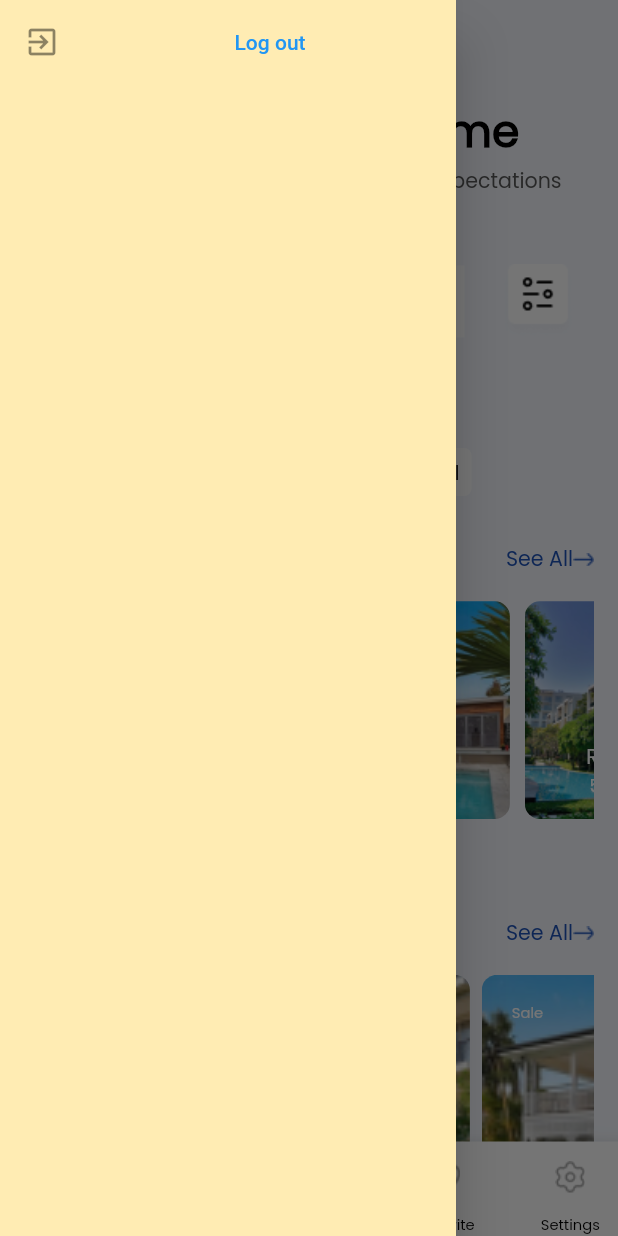
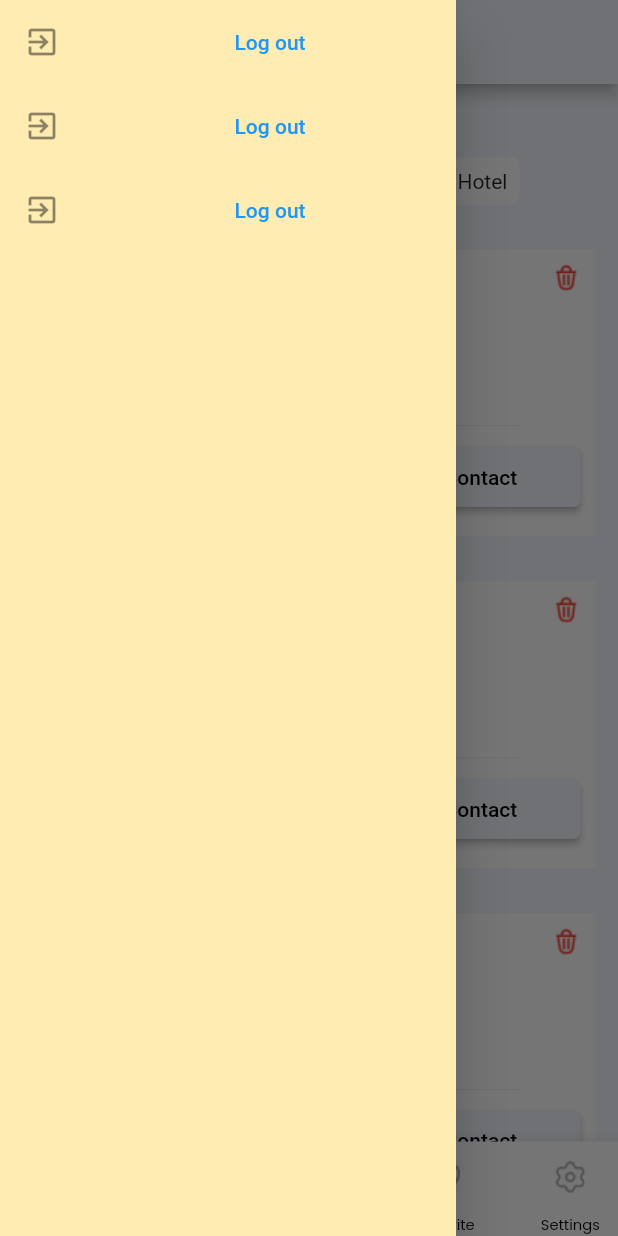
Before and after one commit to khaledmorshed/real_state, a Flutter app: the screen it shows after launch, with the side drawer open, on a phone screen of 412 x 824 dp. Run offline on Flutter 3.47's test engine with Material 2 defaults, Android fonts, the phone set to English and light mode, and no system bars; our stand-ins replace carousel_slider, dio, flutter_xlider, get_it, shared_preferences, smooth_page_indicator; accounts and stored records are empty.

Commit message:
favorite screen done

```diff
--- a/lib/main.dart
+++ b/lib/main.dart
@@ -4,8 +4,10 @@ import 'package:provider/provider.dart';
 import 'package:real_state/providers/home_screen_provider.dart';
 import 'package:real_state/providers/property_provider.dart';
 import 'package:real_state/providers/sign_up_provider.dart';
+import 'package:real_state/view/screens/TestScreen.dart';
 import 'package:real_state/view/screens/auth_screens/reset_password_screen.dart';
 import 'package:real_state/view/screens/auth_screens/sign_in_screen.dart';
+import 'package:real_state/view/screens/fovorite_list_screen.dart';
 import 'package:real_state/view/screens/home_screen.dart';
 import 'package:real_state/view/screens/splash_screen.dart';
 import 'package:real_state/view/screens/auth_screens/update_password_screen.dart';
@@ -56,6 +58,8 @@ class MyApp extends StatelessWidget {
         SignInScreen.route: (context)=>SignInScreen(),
         ResetPasswordScreen.route: (context)=> ResetPasswordScreen(),
         UpdatePasswordScreen.route: (context)=> UpdatePasswordScreen(),
+        FavoriteListScreen.route: (context)=> FavoriteListScreen(),
+        TestScreen.route: (context)=> TestScreen(),
       },
     );
   }
--- /dev/null
+++ b/lib/view/screens/TestScreen.dart
@@ -0,0 +1,27 @@
+import 'package:flutter/material.dart';
+import 'package:real_state/view/widgets/appbar/bottom_nav_bar_widget.dart';
+import 'package:real_state/view/widgets/drawer/left_drawer.dart';
+
+class TestScreen extends StatefulWidget {
+  static const String route = "/TestScreen";
+  const TestScreen({Key? key}) : super(key: key);
+
+  @override
+  State<TestScreen> createState() => _TestScreenState();
+}
+
+class _TestScreenState extends State<TestScreen> {
+  @override
+  Widget build(BuildContext context) {
+    return Scaffold(
+      appBar: AppBar(),
+      drawer: LeftDrawer(),
+      bottomNavigationBar: BottomNavBarWidget(),
+      body: Container(
+        height: double.infinity,
+       // color: Colors.red,
+        child: Text("dfdf"),
+      ),
+    );
+  }
+}
--- a/lib/view/screens/category_screen.dart
+++ b/lib/view/screens/category_screen.dart
@@ -47,17 +47,15 @@ class _CategoryScreenState extends State<CategoryScreen> {
                       child:
                       GridView.custom(
                         dragStartBehavior: DragStartBehavior.start,
-
-
                         gridDelegate: SliverStairedGridDelegate(
                           // crossAxisSpacing: 10,
                           // mainAxisSpacing: 10,
                           startCrossAxisDirectionReversed: true,
+                          // ToDO: this for testing
                           pattern: [
                             StairedGridTile(1, 1),
                             StairedGridTile(0.5, 0.5),
                             StairedGridTile(0.5, 0.5),
-
                           ],
                         ),
 
--- /dev/null
+++ b/lib/view/screens/fovorite_list_screen.dart
@@ -0,0 +1,107 @@
+import 'package:flutter/material.dart';
+import 'package:provider/provider.dart';
+import 'package:real_state/view/widgets/appbar/bottom_nav_bar_widget.dart';
+import 'package:real_state/view/widgets/drawer/left_drawer.dart';
+
+import '../../providers/a_specific_widget_provider.dart';
+import '../../utills/conts/color_manager.dart';
+import '../../utills/global/size_box.dart';
+import '../../utills/global/text.dart';
+import '../../utills/sdp.dart';
+import '../widgets/custom_button.dart';
+import '../widgets/favorite_list_widget.dart';
+
+class FavoriteListScreen extends StatefulWidget {
+  static const String route = "/FavoriteListScreen";
+  const FavoriteListScreen({Key? key}) : super(key: key);
+
+  @override
+  State<FavoriteListScreen> createState() => _FavoriteListScreenState();
+}
+
+class _FavoriteListScreenState extends State<FavoriteListScreen> {
+  var _buttonList = ["All", "House", "Apartment", "Flat", "Hotel",];
+
+  @override
+  Widget build(BuildContext context) {
+    SDP.init(context);
+    return Scaffold(
+      backgroundColor: ColorManager.homeBg,
+      appBar: AppBar(
+        centerTitle: true,
+        backgroundColor: ColorManager.homeBg,
+        iconTheme: IconThemeData(color: Colors.black),
+        title: txt18("Favorite List"),
+      ),
+      drawer: LeftDrawer(),
+      body: SingleChildScrollView(
+        child: Column(
+          children: [
+            Consumer<ASpecificWidgetProvider>(
+                builder: (BuildContext context, provider, _){
+                  return Column(
+                    children: [
+                      _allCategoriesButton(provider),
+                      szH30(),
+                      Column(
+                        children: _buttonList.map((e){
+                          return FavoriteListWidget();
+                        }).toList(),
+                      ),
+                    ],
+                  );
+                },
+            ),
+          ],
+        ),
+      ),
+      bottomNavigationBar: BottomNavBarWidget(),
+      floatingActionButton: FloatingActionButton(
+        backgroundColor: ColorManager.floatingButton,
+        onPressed: (){},
+        child: Image.asset("assets/vectors/home_screen/home_2.png"),
+
+      ),
+      floatingActionButtonLocation: FloatingActionButtonLocation.centerDocked,
+    );
+  }
+
+  _allCategoriesButton(ASpecificWidgetProvider provider){
+    return Column(
+      crossAxisAlignment: CrossAxisAlignment.start,
+      mainAxisAlignment: MainAxisAlignment.start,
+      children: [
+        txt18("Categories", fontWeight: FontWeight.w500),
+        szH15(),
+        Padding(
+          padding: const EdgeInsets.only(right: 8.0),
+          child: Wrap(
+            alignment: WrapAlignment.start,
+            children: _buttonList.map((e){
+              int index = _buttonList.indexOf(e);
+              return  Row(
+                mainAxisSize: MainAxisSize.min,
+                children: [
+                  Padding(
+                    padding: const EdgeInsets.only(top: 8.0),
+                    child: CustomButton(
+                      e,
+                      // isSelected: index == _selectedButtonIndex,
+                      isSelected: index == provider.selectedButtonIndex,
+                      onTap: (){
+                        print("index...............${index}");
+                        provider.setButtonSelectionValue(index);
+                      },
+                    ),
+                  ),
+                  szW10(),
+                ],
+              );
+            }).toList(),
+          ),
+        ),
+
+      ],
+    );
+  }
+}
--- a/lib/view/screens/home_screen.dart
+++ b/lib/view/screens/home_screen.dart
@@ -359,7 +359,6 @@ class _HomeScreenState extends State<HomeScreen> {
     return Container(
       height: SDP.sdp(265),
       width: double.infinity,
-      //color: Colors.yellow,
       child: Column(
         crossAxisAlignment: CrossAxisAlignment.start,
         children: [
@@ -383,13 +382,17 @@ class _HomeScreenState extends State<HomeScreen> {
             height: SDP.sdp(220),
            // width: SDP.sdp(303),
             width: double.infinity,
-            //color: Colors.red,
             child: ListView.builder(
               scrollDirection: Axis.horizontal,
               itemCount: 4,
               itemBuilder: (BuildContext context, index){
                 return Padding(
                   padding: const EdgeInsets.only(right: 8.0),
+                  child: Container(
+                    decoration: BoxDecoration(
+                      color: Colors.white,
+                      borderRadius: BorderRadius.circular(10),
+                    ),
                     child: Column(
                       children: [
                         //szW10(),
@@ -415,7 +418,10 @@ class _HomeScreenState extends State<HomeScreen> {
                                     color: Colors.green,
                                   ),
                                   child: ClipRRect(
-                                  borderRadius: BorderRadius.circular(10),
+                                    borderRadius: BorderRadius.only(
+                                      topRight: Radius.circular(10),
+                                      topLeft: Radius.circular(10),
+                                    ),
                                       child: Image.asset("assets/vectors/home_screen/category/${index}.png", fit: BoxFit.cover,),
                                   ),
                                 ),
@@ -427,7 +433,10 @@ class _HomeScreenState extends State<HomeScreen> {
                                   borderRadius: BorderRadius.circular(10),
                                 ),
                                 child: ClipRRect(
-                                borderRadius: BorderRadius.circular(10),
+                                  borderRadius: BorderRadius.only(
+                                    topRight: Radius.circular(10),
+                                    topLeft: Radius.circular(10),
+                                  ),
                                     child: Image.asset("assets/vectors/home_screen/category/${index}.png", fit: BoxFit.cover,),
                                 ),
                               ),
@@ -529,6 +538,7 @@ class _HomeScreenState extends State<HomeScreen> {
                           ),
                         ),
                       ],
+                    ),
                   ),
                 );
               },),
@@ -651,19 +661,16 @@ class _HomeScreenState extends State<HomeScreen> {
         Container(
           height: MediaQuery.of(context).size.height * .35,
          // width: MediaQuery.of(context).size.width,
-          //color: Colors.red,
+          // color: Colors.red,
           child: CarouselSlider(
             options: CarouselOptions(
               height: MediaQuery.of(context).size.height * .35,
               aspectRatio: 16 / 9,
-              viewportFraction: 0.8,
+              viewportFraction: 1.05,
               initialPage: 0,
               enableInfiniteScroll: false,
               reverse: false,
               //autoPlay: true,
-              autoPlayInterval: const Duration(seconds: 2),
-              autoPlayAnimationDuration:
-              const Duration(milliseconds: 500),
               autoPlayCurve: Curves.decelerate,
               //enlargeCenterPage: true,
               scrollDirection: Axis.horizontal,
@@ -674,9 +681,10 @@ class _HomeScreenState extends State<HomeScreen> {
             items: _provider.clientSlider.map((index) {
               return Builder(builder: (BuildContext context) {
                 return Container(
-                  //color: Colors.green,
-                  margin: EdgeInsets.only(left: 50),
+                  color: Colors.white,
+                  margin: EdgeInsets.only(left: 10),
                   child: Column(
+                    crossAxisAlignment: CrossAxisAlignment.center,
                     children: [
                       Container(
                        // color:Colors.yellow,
@@ -723,7 +731,7 @@ class _HomeScreenState extends State<HomeScreen> {
         Row(
           mainAxisAlignment: MainAxisAlignment.spaceBetween,
           children: [
-            txt18("Latest Properties"),
+            txt18("Our Real Estate Blog"),
             GestureDetector(
               onTap: (){},
               child: Row(
--- a/lib/view/screens/property_screen.dart
+++ b/lib/view/screens/property_screen.dart
@@ -46,6 +46,7 @@ class _PropertyScreenState extends State<PropertyScreen> {
         elevation: 0,
         centerTitle: true,
         backgroundColor: ColorManager.homeBg,
+        iconTheme: IconThemeData(color: Colors.black),
         title: txt18("Property", fontWeight: FontWeight.w500),
       ),
       drawer: LeftDrawer(),
--- a/lib/view/screens/splash_screen.dart
+++ b/lib/view/screens/splash_screen.dart
@@ -1,6 +1,7 @@
 import 'dart:async';
 import 'package:flutter/material.dart';
 import 'package:real_state/utills/global/global.dart';
+import 'package:real_state/view/screens/fovorite_list_screen.dart';
 import 'package:real_state/view/screens/property_screen.dart';
 import 'package:shared_preferences/shared_preferences.dart';
 import '../../utills/conts/color_manager.dart';
@@ -26,8 +27,10 @@ class _SplashScreenState extends State<SplashScreen> {
   startTimer() {
     Timer(const Duration(seconds: 2), () async {
 
-      Navigator.pushReplacement(
-          context, MaterialPageRoute(builder: (context) => HomeScreen()));
+      // Navigator.pushReplacement(
+      //     context, MaterialPageRoute(builder: (context) => HomeScreen()));
+
+      Navigator.pushNamed(context, FavoriteListScreen.route);
 
       // if(_access != null){
       //   Navigator.pushReplacement(
--- a/lib/view/widgets/appbar/bottom_nav_bar_widget.dart
+++ b/lib/view/widgets/appbar/bottom_nav_bar_widget.dart
@@ -1,11 +1,13 @@
 import 'package:flutter/material.dart';
 import 'package:provider/provider.dart';
 import 'package:real_state/providers/a_specific_widget_provider.dart';
+import 'package:real_state/view/screens/TestScreen.dart';
 import 'package:real_state/view/screens/home_screen.dart';
 import 'package:real_state/view/screens/property_screen.dart';
 
 import '../../../utills/global/size_box.dart';
 import '../../../utills/global/text.dart';
+import '../../screens/fovorite_list_screen.dart';
 
 class BottomNavBarWidget extends StatelessWidget {
   const BottomNavBarWidget({super.key});
@@ -26,6 +28,8 @@ class BottomNavBarWidget extends StatelessWidget {
                       context, MaterialPageRoute(builder: (context) => HomeScreen()));
                   _provider.setButtonSelectionValueForNavBar("home");
                 },
+                child: Container(
+                  //color: Colors.red,
                   child: Column(
                     mainAxisSize: MainAxisSize.min,
                     children: [
@@ -37,13 +41,17 @@ class BottomNavBarWidget extends StatelessWidget {
                     ],
                   ),
                 ),
+              ),
               szW20(),
               GestureDetector(
+
                 onTap: (){
                   Navigator.push(
                       context, MaterialPageRoute(builder: (context) => PropertyScreen()));
                   _provider.setButtonSelectionValueForNavBar("property");
                 },
+                child: Container(
+                  //color: Colors.green,
                   child: Column(
                     mainAxisSize: MainAxisSize.min,
                     children: [
@@ -56,11 +64,13 @@ class BottomNavBarWidget extends StatelessWidget {
                     ],
                   ),
                 ),
+              ),
               szW20(),
               GestureDetector(
                 onTap: (){
                   _provider.setButtonSelectionValueForNavBar("add_property");
                 },
+                child: Container(
                   child: Column(
                     mainAxisSize: MainAxisSize.min,
                     children: [
@@ -72,11 +82,14 @@ class BottomNavBarWidget extends StatelessWidget {
                     ],
                   ),
                 ),
+              ),
               szW20(),
               GestureDetector(
                 onTap: (){
+                  Navigator.pushNamed(context, FavoriteListScreen.route);
                   _provider.setButtonSelectionValueForNavBar("favorite");
                 },
+                child: Container(
                   child: Column(
                     mainAxisSize: MainAxisSize.min,
                     children: [
@@ -87,11 +100,15 @@ class BottomNavBarWidget extends StatelessWidget {
                     ],
                   ),
                 ),
+              ),
               szW20(),
               GestureDetector(
                 onTap: (){
                   _provider.setButtonSelectionValueForNavBar("settings");
+                  Navigator.pushReplacement(
+                      context, MaterialPageRoute(builder: (context) => TestScreen()));
                 },
+                child: Container(
                   child: Column(
                     mainAxisSize: MainAxisSize.min,
                     children: [
@@ -102,6 +119,7 @@ class BottomNavBarWidget extends StatelessWidget {
                     ],
                   ),
                 ),
+              ),
             ],
           ),
         );
--- a/lib/view/widgets/drawer/left_drawer.dart
+++ b/lib/view/widgets/drawer/left_drawer.dart
@@ -1,8 +1,11 @@
 import 'package:flutter/material.dart';
+import 'package:real_state/view/screens/TestScreen.dart';
+import 'package:real_state/view/screens/home_screen.dart';
 
 import '../../../utills/conts/color_manager.dart';
 import '../../../utills/global/global.dart';
 import '../../screens/auth_screens/sign_in_screen.dart';
+import '../../screens/property_screen.dart';
 
 class LeftDrawer extends StatelessWidget {
   const LeftDrawer({Key? key}) : super(key: key);
@@ -15,13 +18,40 @@ class LeftDrawer extends StatelessWidget {
       //backgroundColor: ColorManager.homeBg,
       child: ListView(
         children: [
+
+
           ListTile(
             leading: Icon(Icons.exit_to_app),
             title: TextButton(
               onPressed: (){
 
-                sPref!.remove("access");
-                Navigator.pushReplacementNamed(context, SignInScreen.route);
+                 sPref!.remove("access");
+                 Navigator.pushReplacementNamed(context, SignInScreen.route);
+                // Navigator.push(
+                //     context, MaterialPageRoute(builder: (context) => HomeScreen()));
+              },
+              child: Text("Log out"),
+            ),
+          ),
+          ListTile(
+            leading: Icon(Icons.exit_to_app),
+            title: TextButton(
+              onPressed: (){
+
+                Navigator.push(
+                    context, MaterialPageRoute(builder: (context) => PropertyScreen()));
+              },
+              child: Text("Log out"),
+            ),
+          ),
+
+          ListTile(
+            leading: Icon(Icons.exit_to_app),
+            title: TextButton(
+              onPressed: (){
+
+                Navigator.push(
+                    context, MaterialPageRoute(builder: (context) => TestScreen()));
               },
               child: Text("Log out"),
             ),
--- /dev/null
+++ b/lib/view/widgets/favorite_list_widget.dart
@@ -0,0 +1,164 @@
+
+import 'package:flutter/material.dart';
+
+import '../../utills/conts/color_manager.dart';
+import '../../utills/global/size_box.dart';
+import '../../utills/global/text.dart';
+import '../../utills/sdp.dart';
+
+class FavoriteListWidget extends StatelessWidget {
+  const FavoriteListWidget({Key? key}) : super(key: key);
+
+  @override
+  Widget build(BuildContext context) {
+    SDP.init(context);
+    return Padding(
+      padding: const EdgeInsets.only(left: 0),
+      child: Container(
+        margin: const EdgeInsets.only(left: 15.0, right: 15, bottom: 30),
+        width: double.infinity,
+        height: SDP.sdp(195),
+        color: Colors.white,
+        child: Column(
+          crossAxisAlignment: CrossAxisAlignment.start,
+          children: [
+            Padding(
+              padding: const EdgeInsets.all(10),
+              child: Container(
+                height: SDP.sdp(99),
+                //color: Colors.yellow,
+                child: Row(
+                  children: [
+                    Container(
+                      height: SDP.sdp(99),
+                      width: SDP.sdp(80),
+                      decoration: BoxDecoration(
+                        borderRadius: BorderRadius.circular(10),
+                      ),
+                      child: ClipRRect(
+                        borderRadius: BorderRadius.circular(10),
+                        child: Image.asset("assets/vectors/home_screen/category/${0}.png", fit: BoxFit.cover,),
+                      ),
+                    ),
+
+                    szW20(),
+
+                    Container(
+                      //height: 50,
+                      //color: Colors.green,
+                      child: Column(
+                        crossAxisAlignment: CrossAxisAlignment.start,
+                        children: [
+                          txt12("Garden City", fontWeight: FontWeight.w500),
+                          Row(
+                            children: [
+                              Image.asset("assets/vectors/home_screen/location.png", color: ColorManager.homeWe,),
+                              txt10("adresss", textColor: ColorManager.homeWe)
+                            ],
+                          ),
+                          szH5(),
+                          txt12("tk 2500", textColor: ColorManager.dollarColor),
+                          szH8(),
+                          Row(
+                            children: [
+                              Image.asset("assets/vectors/home_screen/Beds_Icon.png"),
+                              szW5(),
+                              txt12("5"),
+                              szW10(),
+                              Image.asset("assets/vectors/home_screen/Line 2.png"),
+                              szW10(),
+                              Image.asset("assets/vectors/home_screen/Bath icon.png"),
+                              szW5(),
+                              txt12("3"),
+                              szW10(),
+                              Image.asset("assets/vectors/home_screen/Ft icon.png"),
+                              szW5(),
+                              txt12("1700"),
+                              szW2(),
+                              txt12("ft2"),
+
+                            ],
+                          ),
+                        ],
+                      ),
+                    ),
+                    Spacer(),
+                    Container(
+                     // margin: EdgeInsets.only(to),
+                     // color: Colors.red,
+                      height: SDP.sdp(99),
+                      child: Align(
+                        alignment: Alignment.topRight,
+                          child: Image.asset("assets/vectors/favorite_list_screen/Delete 2.png",),
+                      ),
+                    ),
+
+                  ],
+                ),
+              ),
+            ),
+
+            Padding(
+              padding: const EdgeInsets.only(left: 10.0, right: 10),
+              child: Container(
+                //color: Colors.red,
+                 // height: 10,
+                  child: Image.asset("assets/vectors/favorite_list_screen/Line6.png",fit: BoxFit.fill,),
+              ),
+            ),
+            szH10(),
+            Padding(
+              padding: const EdgeInsets.only(left: 10.0, right: 10),
+              child: Row(
+                children: [
+                  Expanded(
+                    child: ElevatedButton(
+                      child: Text("Booking Now", style: TextStyle(fontSize: 14, color: Colors.black),),
+                      style: ElevatedButton.styleFrom(
+                        // padding: EdgeInsets.only(top: 10.5, bottom: 10.5, left: 100, right: 100),
+                        minimumSize: const Size.fromHeight(40),
+                        backgroundColor: ColorManager.buttonColor,
+                        shape: RoundedRectangleBorder(
+                            borderRadius: BorderRadius.circular(5.0)
+                        ),
+                      ),
+                      onPressed: () {
+                       // _formValidationAndSave();
+                      },
+                    ),
+                  ),
+                  szW20(),
+                  Expanded(
+                    child: ElevatedButton(
+                      child: Row(
+                        children: [
+                          Image.asset("assets/vectors/favorite_list_screen/Call Icon.png"),
+                          szW10(),
+                          Text("Show Contact", style: TextStyle(fontSize: 14, color: Colors.black),),
+                        ],
+                      ),
+                      style: ElevatedButton.styleFrom(
+                        // padding: EdgeInsets.only(top: 10.5, bottom: 10.5, left: 100, right: 100),
+                        minimumSize: const Size.fromHeight(40),
+                        backgroundColor: ColorManager.homeBg,
+                        shape: RoundedRectangleBorder(
+                            borderRadius: BorderRadius.circular(5.0)
+                        ),
+                      ),
+                      onPressed: () {
+                        // _formValidationAndSave();
+                      },
+                    ),
+                  ),
+
+                ],
+              ),
+            ),
+           // szH5(),
+          ],
+        ),
+
+      ),
+    );
+  }
+}
--- a/pubspec.yaml
+++ b/pubspec.yaml
@@ -86,6 +86,7 @@ flutter:
     - assets/vectors/home_screen/client_slider/
     - assets/vectors/filter_screen/
     - assets/vectors/property_screen/
+    - assets/vectors/favorite_list_screen/
   #   - images/a_dot_ham.jpeg
 
   # An image asset can refer to one or more resolution-specific "variants", see
```
Also changed, not shown: assets/vectors/favorite_list_screen/Call Icon.png (added), assets/vectors/favorite_list_screen/Delete 2.png (added), assets/vectors/favorite_list_screen/Line6.png (added). Lines whose indentation alone changed are shown as unchanged.
